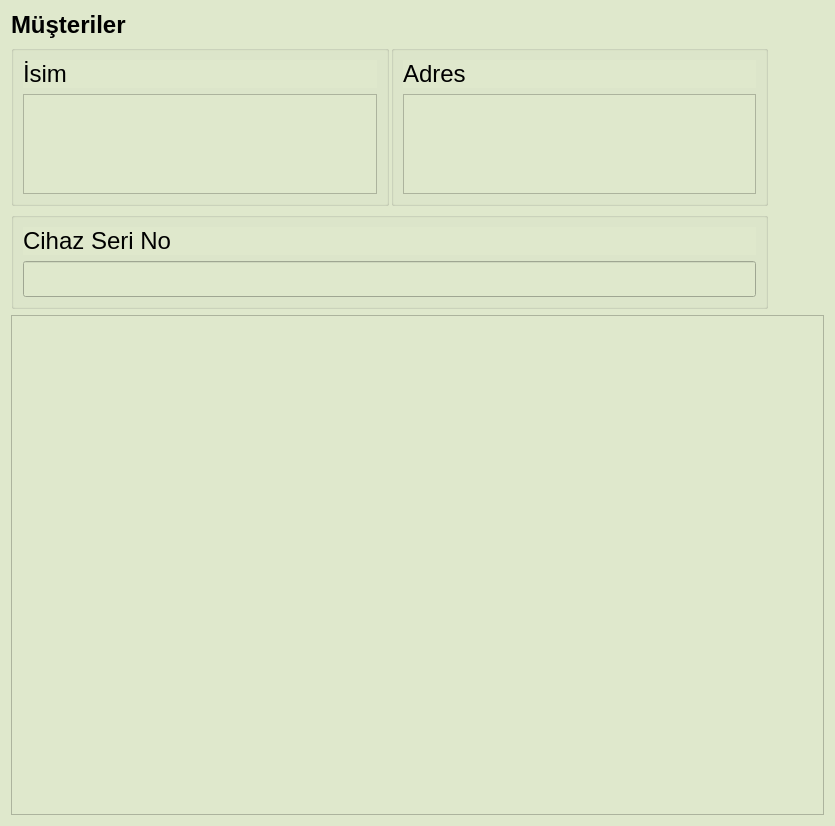
The window that src/musteri.ui (yunusemrecinar/QT5-cihaz-kimlik-teknik-servis) describes before a commit, drawn with Qt 5.
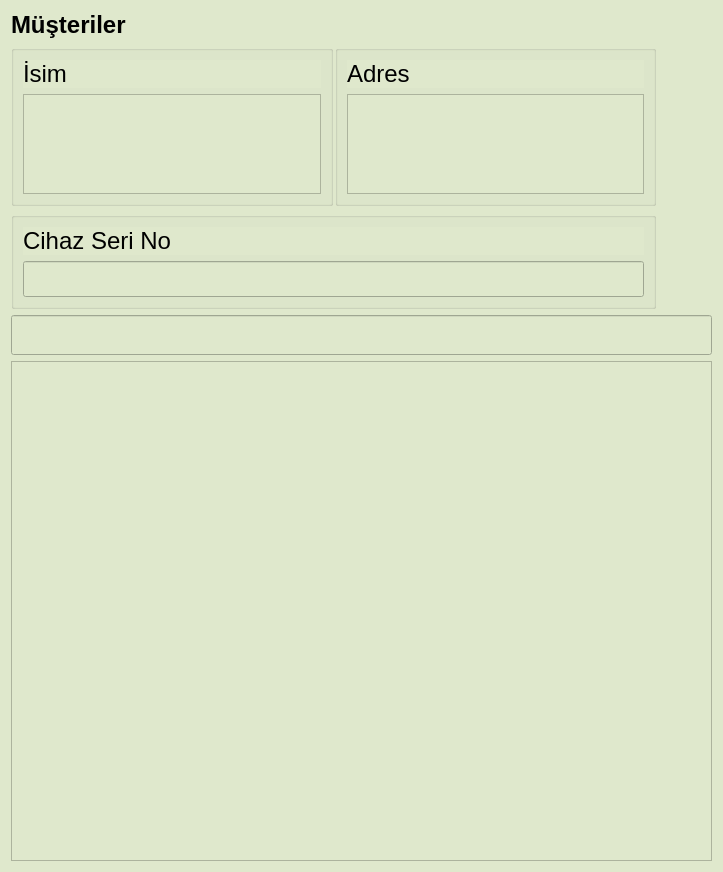
The same window after the commit. Icons and pictures are not drawn.

Commit message: Adding a search line at musteri dialog

```diff
--- a/src/musteri.ui
+++ b/src/musteri.ui
@@ -6,8 +6,8 @@
    <rect>
     <x>0</x>
     <y>0</y>
-    <width>835</width>
-    <height>796</height>
+    <width>723</width>
+    <height>846</height>
    </rect>
   </property>
   <property name="windowTitle">
@@ -283,6 +283,27 @@
        </item>
       </layout>
      </item>
+     <item>
+      <widget class="QLineEdit" name="lineEditSort">
+       <property name="minimumSize">
+        <size>
+         <width>150</width>
+         <height>40</height>
+        </size>
+       </property>
+       <property name="font">
+        <font>
+         <pointsize>20</pointsize>
+        </font>
+       </property>
+       <property name="styleSheet">
+        <string notr="true">QLineEdit:focus
+{
+	border:  2px solid #000000;
+}</string>
+       </property>
+      </widget>
+     </item>
      <item>
       <widget class="QTableView" name="tableView">
        <property name="minimumSize">
```
The commit also changes 3 other files.
